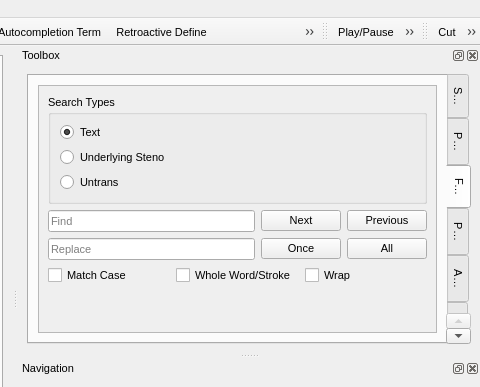
This is plover_cat/plover_cat.ui in greenwyrt/plover2CAT as Qt 5 draws it before an edit; both pictures show x 475 to 955 and y 0 to 387 of the 955 by 743 pixel window. The edited form follows.
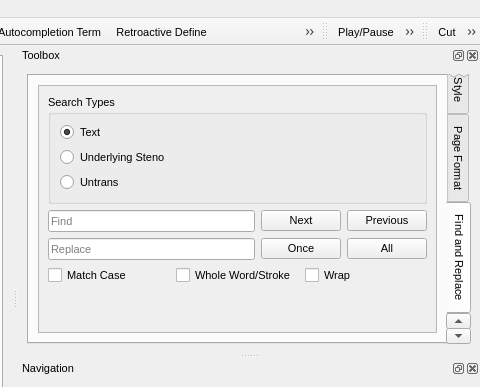
This is the edited form. The open tabs and pages were chosen to show the change. Icons and pictures are not drawn. Custom widgets are drawn as their Qt base class.

Patch:
```diff
--- a/plover_cat/plover_cat.ui
+++ b/plover_cat/plover_cat.ui
@@ -797,7 +797,7 @@
         <number>1</number>
        </property>
        <property name="elideMode">
-        <enum>Qt::ElideRight</enum>
+        <enum>Qt::ElideNone</enum>
        </property>
        <property name="usesScrollButtons">
         <bool>true</bool>
```
Left out of the diff: 53 changed lines with no effect on the pictures.
